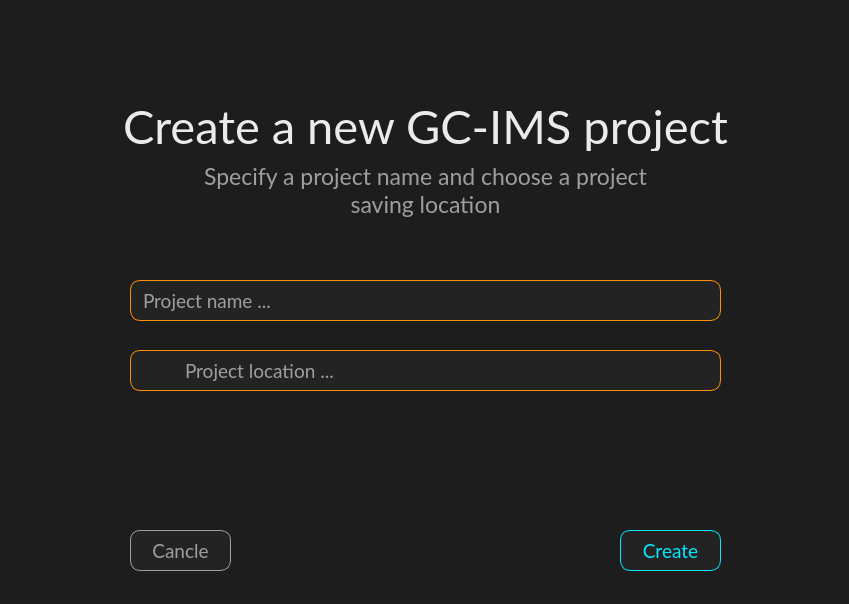
First picture: the form in app/StartUpWindow.ui, repository M-A-R-S1/gc-ims-neural-network, before the edit.
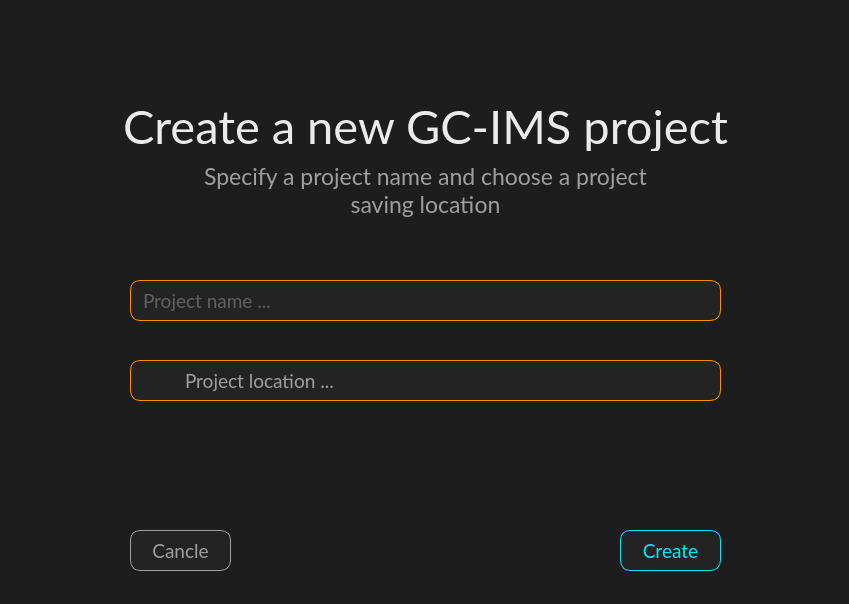
Second picture: the form after the edit. The open tabs and pages were chosen to show the change. Icons and pictures are not drawn.

Commit message: Modified the startUpWindow.py | Projects can now be created

```diff
--- a/app/StartUpWindow.ui
+++ b/app/StartUpWindow.ui
@@ -369,6 +369,9 @@
 </string>
      </property>
      <property name="text">
+      <string/>
+     </property>
+     <property name="placeholderText">
       <string>Project name ...</string>
      </property>
     </widget>
@@ -376,7 +379,7 @@
      <property name="geometry">
       <rect>
        <x>130</x>
-       <y>350</y>
+       <y>360</y>
        <width>591</width>
        <height>41</height>
       </rect>
@@ -406,7 +409,7 @@
      <property name="geometry">
       <rect>
        <x>140</x>
-       <y>350</y>
+       <y>360</y>
        <width>41</width>
        <height>41</height>
       </rect>
```
Left out of the diff: 31 changed lines with no effect on the pictures. The commit also changes 2 other files.
